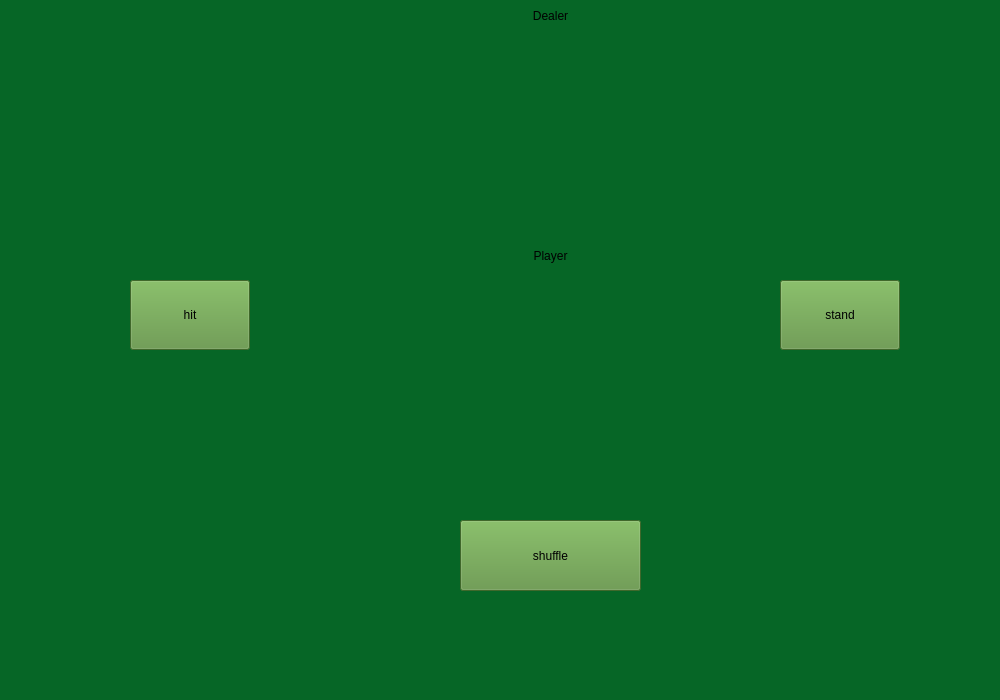
Old version of the form mainwindow.ui in the repository Yaroslav3947/Blackjack.
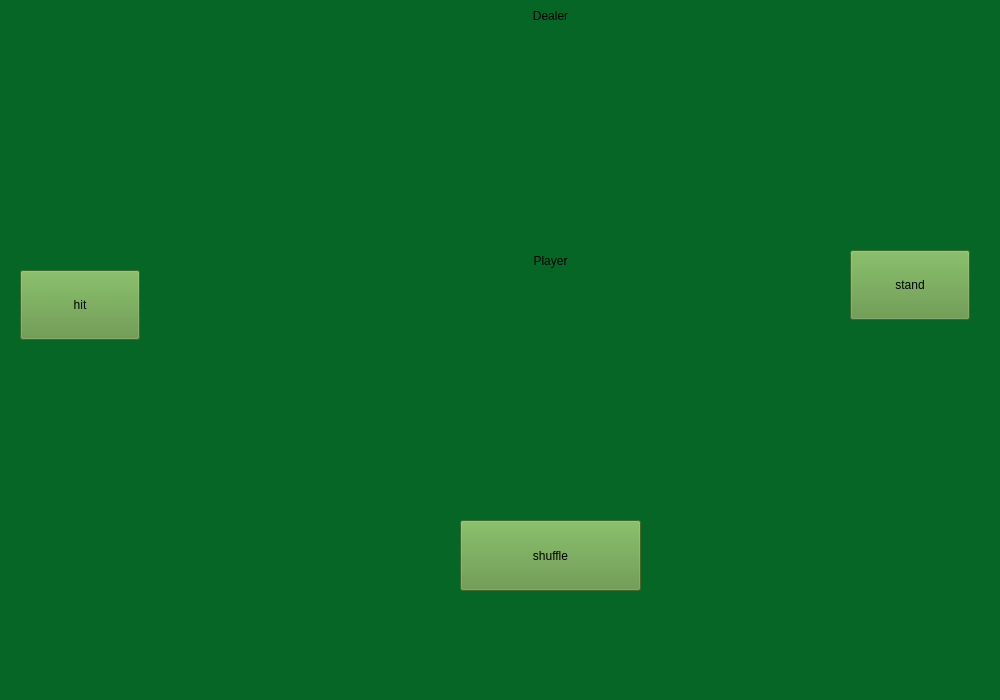
New version of the form. Icons and pictures are not drawn.

Commit message: add hit button, shuffleUi logic and sumValue for dealer and player

What changed in the file:
```diff
--- a/mainwindow.ui
+++ b/mainwindow.ui
@@ -20,8 +20,8 @@
    <widget class="QPushButton" name="hitButton">
     <property name="geometry">
      <rect>
-      <x>130</x>
-      <y>280</y>
+      <x>20</x>
+      <y>270</y>
       <width>120</width>
       <height>70</height>
      </rect>
@@ -36,8 +36,8 @@
    <widget class="QPushButton" name="standButton">
     <property name="geometry">
      <rect>
-      <x>780</x>
-      <y>280</y>
+      <x>850</x>
+      <y>250</y>
       <width>120</width>
       <height>70</height>
      </rect>
@@ -49,29 +49,10 @@
      <string>stand</string>
     </property>
    </widget>
-   <widget class="QLabel" name="dealerCard1">
-    <property name="geometry">
-     <rect>
-      <x>560</x>
-      <y>40</y>
-      <width>131</width>
-      <height>201</height>
-     </rect>
-    </property>
-    <property name="text">
-     <string/>
-    </property>
-    <property name="pixmap">
-     <pixmap>../../images/cards/1_of_clubs.png</pixmap>
-    </property>
-    <property name="scaledContents">
-     <bool>true</bool>
-    </property>
-   </widget>
    <widget class="QLabel" name="dealerCard2">
     <property name="geometry">
      <rect>
-      <x>410</x>
+      <x>350</x>
       <y>40</y>
       <width>131</width>
       <height>201</height>
@@ -90,8 +71,8 @@
    <widget class="QLabel" name="playerCard2">
     <property name="geometry">
      <rect>
-      <x>410</x>
-      <y>280</y>
+      <x>190</x>
+      <y>40</y>
       <width>131</width>
       <height>201</height>
      </rect>
@@ -109,7 +90,7 @@
    <widget class="QLabel" name="playerCard1">
     <property name="geometry">
      <rect>
-      <x>560</x>
+      <x>190</x>
       <y>280</y>
       <width>131</width>
       <height>201</height>
@@ -119,7 +100,26 @@
      <string/>
     </property>
     <property name="pixmap">
-     <pixmap>../../images/cards/1_of_diamonds.png</pixmap>
+     <pixmap>../../images/cards/backImage.png</pixmap>
+    </property>
+    <property name="scaledContents">
+     <bool>true</bool>
+    </property>
+   </widget>
+   <widget class="QLabel" name="playerCard2">
+    <property name="geometry">
+     <rect>
+      <x>230</x>
+      <y>280</y>
+      <width>131</width>
+      <height>201</height>
+     </rect>
+    </property>
+    <property name="text">
+     <string/>
+    </property>
+    <property name="pixmap">
+     <pixmap>../../images/cards/backImage.png</pixmap>
     </property>
     <property name="scaledContents">
      <bool>true</bool>
@@ -145,9 +145,9 @@
     <property name="geometry">
      <rect>
       <x>410</x>
-      <y>240</y>
+      <y>250</y>
       <width>281</width>
-      <height>31</height>
+      <height>21</height>
      </rect>
     </property>
     <property name="styleSheet">
```
Left out of the diff: 126 changed lines with no effect on the pictures. The commit also changes 4 other files.
